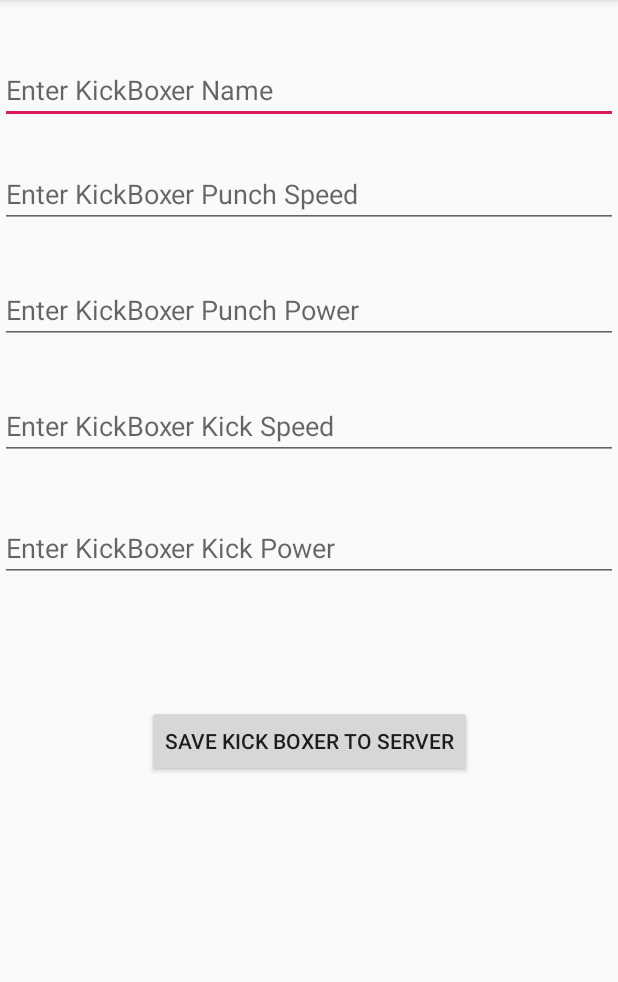
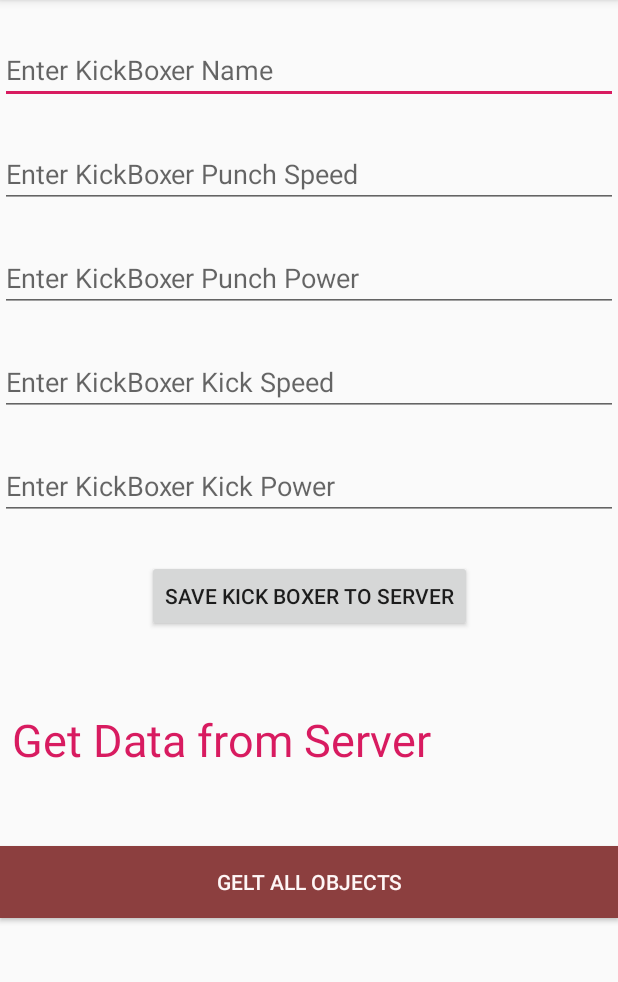
Before and after one commit to pdudani09/InstagramClone, an Android app: the screen it shows after launch (SignUp), on a phone screen of 412 x 824 dp, the part 84-1066 px from its top. Run offline under Robolectric (Android 15) with nearby library versions, the phone set to English and light mode, and no system bars; libraries missing offline, so code that uses them is left out: com.parse; 1 statement that could not run was skipped.

Commit message:
Get Data From Server

```diff
--- a/app/src/main/java/com/example/instagramclone/SignUp.java
+++ b/app/src/main/java/com/example/instagramclone/SignUp.java
@@ -4,18 +4,27 @@ import android.os.Bundle;
 import android.view.View;
 import android.widget.Button;
 import android.widget.EditText;
+import android.widget.TextView;
 import android.widget.Toast;
 
 import androidx.appcompat.app.AppCompatActivity;
 
+import com.parse.FindCallback;
+import com.parse.GetCallback;
 import com.parse.ParseException;
 import com.parse.ParseObject;
+import com.parse.ParseQuery;
 import com.parse.SaveCallback;
+
+import java.util.List;
 
 public class SignUp extends AppCompatActivity implements View.OnClickListener {
 
-    private Button btnSave;
-    private EditText name , punchSpeed, punchPower , kickSpeed, kickPower;
+    private Button btnSave, btnGetAll;
+    private EditText name, punchSpeed, punchPower, kickSpeed, kickPower;
+    private String allKickBoxers;
+    private TextView txtGetData;
+
     @Override
     protected void onCreate(Bundle savedInstanceState) {
         super.onCreate(savedInstanceState);
@@ -26,14 +35,53 @@ public class SignUp extends AppCompatActivity implements View.OnClickListener {
         punchPower = findViewById(R.id.kbPunchPower);
         kickSpeed = findViewById(R.id.kbKickSpeed);
         kickPower = findViewById(R.id.kbKickPower);
+        txtGetData = findViewById(R.id.txtGetData);
+        btnGetAll = findViewById(R.id.btnGetAll);
+        btnSave.setOnClickListener(SignUp.this);
+        txtGetData.setOnClickListener(new View.OnClickListener() {
+            @Override
+            public void onClick(View view) {
+                ParseQuery<ParseObject> parseQuery = ParseQuery.getQuery("KickBoxer");
+                parseQuery.getInBackground("Zd7DIaTl87", new GetCallback<ParseObject>() {
+                    @Override
+                    public void done(ParseObject object, ParseException e) {
+                        if (object != null && e == null) {
+                            txtGetData.setText(object.get("name") + "");
+                        }
+                    }
+                });
 
-        btnSave.setOnClickListener(SignUp.this);
+            }
+        });
+        btnGetAll.setOnClickListener(new View.OnClickListener() {
+            @Override
+            public void onClick(View view) {
+                allKickBoxers = "";
+                final ParseQuery<ParseObject> allQuery = ParseQuery.getQuery("KickBoxer");
+                allQuery.findInBackground(new FindCallback<ParseObject>() {
+                    @Override
+                    public void done(List<ParseObject> objects, ParseException e) {
+                        if (e == null) {
+                            if (objects.size() > 0) {
+                                for (ParseObject kickBoxers : objects) {
+                                    allKickBoxers = allKickBoxers + kickBoxers.get("name") + "\n";
+                                }
+                                Toast.makeText(SignUp.this, allKickBoxers,
+                                        Toast.LENGTH_LONG).show();
+                            } else {
+                                Toast.makeText(SignUp.this, "Failure",
+                                        Toast.LENGTH_LONG).show();
+                            }
+                        }
+                    }
+                });
+            }
+        });
     }
 
     @Override
     public void onClick(View view) {
         {
-
             try {
                 final ParseObject kickBoxer = new ParseObject("KickBoxer");
                 kickBoxer.put("name", name.getText().toString());
@@ -57,7 +105,6 @@ public class SignUp extends AppCompatActivity implements View.OnClickListener {
                 Toast.makeText(SignUp.this, e.getMessage(),
                         Toast.LENGTH_LONG).show();
             }
-
         }
     }
 }
--- a/app/src/main/res/layout/activity_sign_up.xml
+++ b/app/src/main/res/layout/activity_sign_up.xml
@@ -10,7 +10,7 @@
         android:id="@+id/kbName"
         android:layout_width="0dp"
         android:layout_height="wrap_content"
-        android:layout_marginTop="37dp"
+        android:layout_marginTop="24dp"
         android:ems="10"
         android:hint="Enter KickBoxer Name"
         android:inputType="textPersonName"
@@ -35,7 +35,7 @@
         android:id="@+id/kbPunchPower"
         android:layout_width="0dp"
         android:layout_height="wrap_content"
-        android:layout_marginTop="32dp"
+        android:layout_marginTop="24dp"
         android:ems="10"
         android:hint="Enter KickBoxer Punch Power"
         android:inputType="textPersonName"
@@ -48,7 +48,7 @@
         android:id="@+id/kbKickSpeed"
         android:layout_width="0dp"
         android:layout_height="wrap_content"
-        android:layout_marginTop="32dp"
+        android:layout_marginTop="24dp"
         android:ems="10"
         android:hint="Enter KickBoxer Kick Speed"
         android:inputType="textPersonName"
@@ -61,7 +61,7 @@
         android:id="@+id/kbKickPower"
         android:layout_width="0dp"
         android:layout_height="wrap_content"
-        android:layout_marginTop="36dp"
+        android:layout_marginTop="24dp"
         android:ems="10"
         android:hint="Enter KickBoxer Kick Power"
         android:inputType="textPersonName"
@@ -74,13 +74,44 @@
         android:id="@+id/btnSave"
         android:layout_width="wrap_content"
         android:layout_height="wrap_content"
-        android:layout_marginTop="55dp"
-        android:layout_marginBottom="30dp"
+        android:layout_marginTop="24dp"
+        android:layout_marginBottom="24dp"
         android:text="Save Kick Boxer to Server"
+        app:layout_constraintBottom_toTopOf="@+id/txtGetData"
+        app:layout_constraintEnd_toEndOf="parent"
+        app:layout_constraintStart_toStartOf="parent"
+        app:layout_constraintTop_toBottomOf="@+id/kbKickPower" />
+
+    <TextView
+        android:id="@+id/txtGetData"
+        android:layout_width="0dp"
+        android:layout_height="wrap_content"
+        android:layout_marginStart="8dp"
+        android:layout_marginTop="24dp"
+        android:layout_marginEnd="8dp"
+        android:layout_marginBottom="24dp"
+        android:text="Get Data from Server"
+        android:textColor="@color/colorAccent"
+        android:textSize="30sp"
+        app:layout_constraintBottom_toTopOf="@+id/btnGetAll"
+        app:layout_constraintEnd_toEndOf="parent"
+        app:layout_constraintHorizontal_bias="0.0"
+        app:layout_constraintStart_toStartOf="parent"
+        app:layout_constraintTop_toBottomOf="@+id/btnSave" />
+
+    <Button
+        android:id="@+id/btnGetAll"
+        android:layout_width="0dp"
+        android:layout_height="wrap_content"
+        android:layout_marginTop="24dp"
+        android:layout_marginBottom="153dp"
+        android:background="#8C3F3F"
+        android:text="Gelt All Objects"
+        android:textColor="#FEF6F6"
         app:layout_constraintBottom_toBottomOf="parent"
         app:layout_constraintEnd_toEndOf="parent"
+        app:layout_constraintHorizontal_bias="0.0"
         app:layout_constraintStart_toStartOf="parent"
-        app:layout_constraintTop_toBottomOf="@+id/kbKickPower"
-        app:layout_constraintVertical_bias="0.108" />
+        app:layout_constraintTop_toBottomOf="@+id/txtGetData" />
 
 </androidx.constraintlayout.widget.ConstraintLayout>
```
